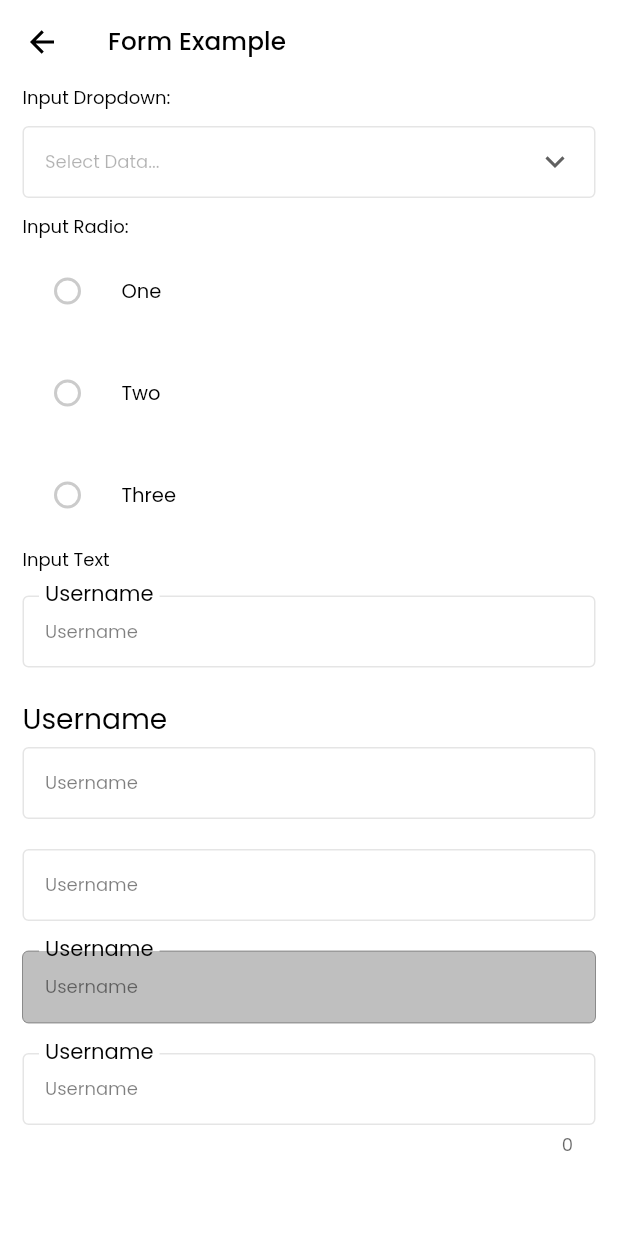
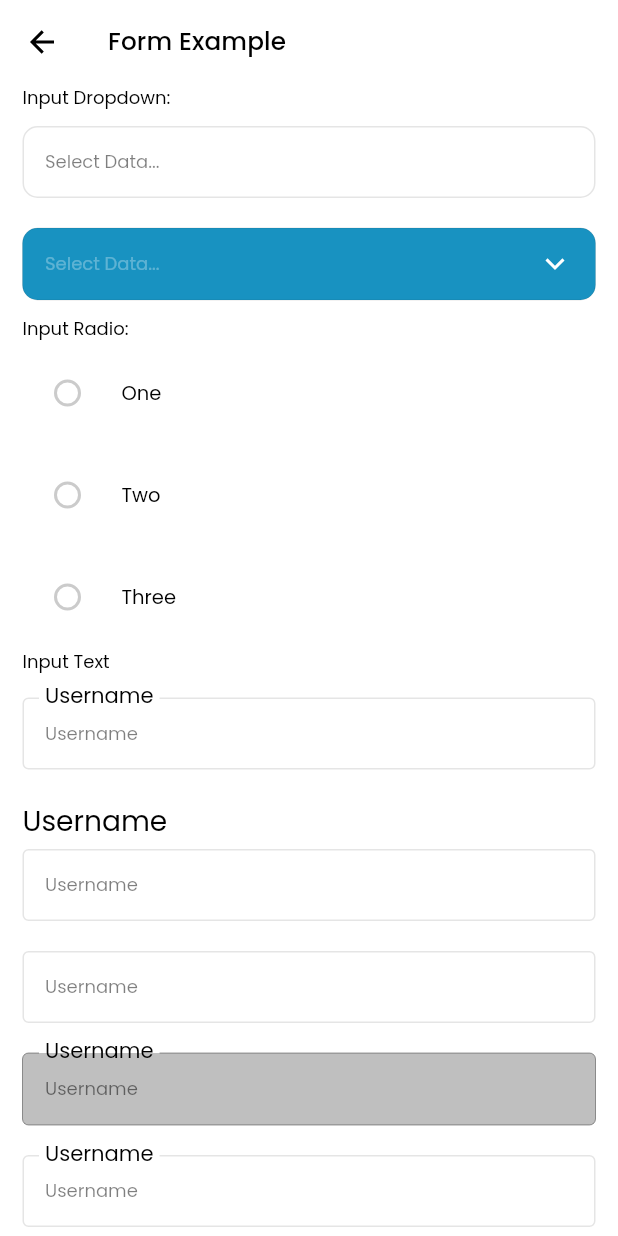
Before and after one commit to opikariefid/flutter_init, a Flutter app: the ExampleFormPage screen opened by its route, on a phone screen of 412 x 824 dp. Run offline on Flutter 3.47's test engine with Material 2 defaults, Android fonts, the phone set to English and light mode, and no system bars; our stand-ins replace flutter_remix, flutter_svg, get, google_fonts.

Commit message:
update kondisi dropdown

```diff
--- a/lib/component/form/InputDropdown.dart
+++ b/lib/component/form/InputDropdown.dart
@@ -4,20 +4,32 @@ import 'package:flutter_svg/flutter_svg.dart';
 
 class InputDropdown extends StatelessWidget {
   final List data;
-  final String input;
+  final String controller;
   final String label;
   final double margin;
+  final double border;
   final placeholder;
+  final labelStyle;
+  final double radius;
+  final bool enabled;
   final bool isError;
+  final bool isFilled;
+  final Color fillColor;
   final Widget icon;
   final String errorMessage;
   final void Function(dynamic newValue) onChanged;
   const InputDropdown({
     Key? key,
-    required this.input,
+    required this.controller,
     required this.label,
     required this.data,
+    this.enabled = true,
+    this.fillColor = Colors.transparent,
+    this.isFilled = false,
     this.margin = 10,
+    this.border = 1,
+    this.radius = 0,
+    this.labelStyle = "",
     this.placeholder = "Pilih...",
     this.errorMessage = "Mohon untuk diisi.",
     this.isError = false,
@@ -34,6 +46,8 @@ class InputDropdown extends StatelessWidget {
       }
     ];
     _data.addAll(data);
+    final _labelStyle =
+        labelStyle == "" ? Theme.of(context).textTheme.caption : labelStyle;
     return Padding(
       padding: EdgeInsets.symmetric(vertical: margin),
       child: Column(
@@ -41,8 +55,12 @@ class InputDropdown extends StatelessWidget {
         children: [
           InputDecorator(
             decoration: InputDecoration(
+              filled: !enabled || isFilled,
+              fillColor: !enabled ? fillColor.withOpacity(.25) : fillColor,
               enabledBorder: OutlineInputBorder(
+                borderRadius: BorderRadius.circular(radius),
                 borderSide: BorderSide(
+                    width: border,
                     color: isError
                         ? Theme.of(context).colorScheme.error
                         : Theme.of(context)
@@ -55,36 +73,46 @@ class InputDropdown extends StatelessWidget {
               contentPadding: const EdgeInsets.symmetric(horizontal: 15),
               border: const OutlineInputBorder(),
             ),
-            child: DropdownButton(
+            child: !enabled
+                ? Row(
+                    mainAxisAlignment: MainAxisAlignment.spaceBetween,
+                    children: [
+                      Text(
+                        placeholder,
+                        style: _labelStyle!.copyWith(
+                            color: !enabled
+                                ? _labelStyle!.color.withOpacity(.5)
+                                : _labelStyle!.color),
+                      ),
+                    ],
+                  )
+                : DropdownButton(
                     icon: icon,
-              dropdownColor: Theme.of(context).colorScheme.surface,
+                    iconDisabledColor: Colors.grey.withOpacity(.5),
+                    iconEnabledColor: !enabled
+                        ? Colors.grey.withOpacity(.5)
+                        : _labelStyle.color,
+                    dropdownColor: fillColor,
                     style: Theme.of(context).textTheme.caption,
                     alignment: Alignment.center,
                     isExpanded: true,
                     underline: const SizedBox(),
-              value: input,
+                    value: controller,
                     items: List.generate(
                       _data.length,
                       (index) {
                         final getData = _data[index];
-                  print(data);
                         return DropdownMenuItem(
                           enabled: getData['id'] != '' ? true : false,
                           value: getData['id'],
                           child: Text(
                             getData['label'],
-                      style: Theme.of(context).textTheme.caption!.copyWith(
-                          color: getData['id'] != ''
-                              ? Theme.of(context)
-                                  .textTheme
-                                  .caption!
-                                  .color!
-                                  .withOpacity(1)
-                              : Theme.of(context)
-                                  .textTheme
-                                  .caption!
-                                  .color!
-                                  .withOpacity(.3)),
+                            style: _labelStyle!.copyWith(
+                                color: !enabled
+                                    ? Colors.grey.withOpacity(.5)
+                                    : getData['id'] != ''
+                                        ? _labelStyle.color
+                                        : _labelStyle.color!.withOpacity(.3)),
                           ),
                         );
                       },
--- a/lib/pages/example/form.dart
+++ b/lib/pages/example/form.dart
@@ -59,7 +59,30 @@ class _ExampleFormPageState extends State<ExampleFormPage> {
                   style: Theme.of(context).textTheme.caption,
                 ),
                 InputDropdown(
-                  input: inputDropdown,
+                  enabled: false,
+                  fillColor: Theme.of(context).colorScheme.background,
+                  controller: inputDropdown,
+                  radius: 10,
+                  label: "",
+                  placeholder: "Select Data...",
+                  data: dropdownList,
+                  onChanged: (newValue) {
+                    setState(() {
+                      inputDropdown = newValue;
+                    });
+                  },
+                ),
+                InputDropdown(
+                  enabled: true,
+                  fillColor: Theme.of(context).colorScheme.primary,
+                  isFilled: true,
+                  labelStyle: Theme.of(context)
+                      .textTheme
+                      .caption!
+                      .copyWith(color: Colors.white),
+                  controller: inputDropdown,
+                  border: 0,
+                  radius: 10,
                   label: "",
                   placeholder: "Select Data...",
                   data: dropdownList,
```
Lines whose indentation alone changed are shown as unchanged.
